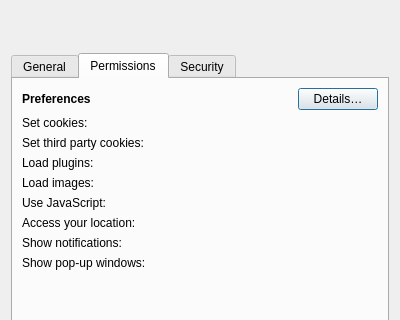
Qt form src/ui/WebsiteInformationDialog.ui (OtterBrowser/otter-browser) before a commit; both pictures show x 0 to 400 and y 0 to 320 of the 400 by 500 pixel window.
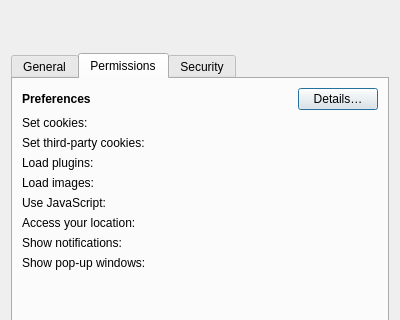
The same form after that commit. The open tabs and pages were chosen to show the change. Custom widgets are drawn as their Qt base class.

Commit message: Consistency fixes, spotted by szyk

What changed in the file:
```diff
--- a/src/ui/WebsiteInformationDialog.ui
+++ b/src/ui/WebsiteInformationDialog.ui
@@ -184,7 +184,7 @@
        <item row="2" column="0">
         <widget class="QLabel" name="thirdPartyCookiesLabel">
          <property name="text">
-          <string>Set third party cookies:</string>
+          <string>Set third-party cookies:</string>
          </property>
         </widget>
        </item>
```
The commit also changes 1 other file.
